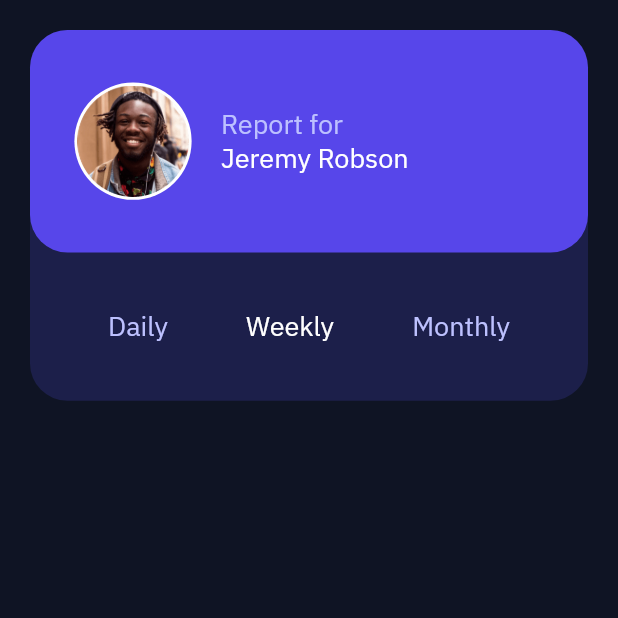
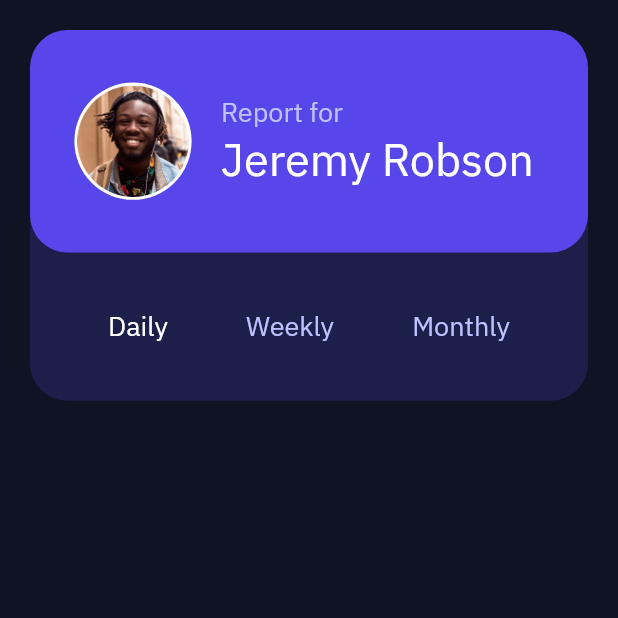
Before and after one commit to MOUKZ/tracker_test, a Flutter app: the screen it shows after launch, on a phone screen of 412 x 824 dp, the top half of it. Run offline on Flutter 3.47's test engine with Material 2 defaults, Android fonts, the light colour scheme and no system bars; our stand-ins replace bot_toast, equatable, flutter_bloc, flutter_svg, responsive_builder; network calls fail.

Commit message:
finish ui

```diff
--- a/lib/persentation/pages/home_page.dart
+++ b/lib/persentation/pages/home_page.dart
@@ -22,7 +22,9 @@ class HomePage extends StatelessWidget {
           );
         }
         if (sizingInformation.deviceScreenType == DeviceScreenType.watch) {
-          return Container(color: Colors.red);
+          return MobileHomeScreen(
+            size: sizingInformation.screenSize,
+          );
         }
         if (sizingInformation.deviceScreenType == DeviceScreenType.tablet) {
           return DiskTopHomeScreen(
--- a/lib/persentation/screens/disktop/disktop_hoem_screen.dart
+++ b/lib/persentation/screens/disktop/disktop_hoem_screen.dart
@@ -36,6 +36,10 @@ class DiskTopHomeScreen extends StatelessWidget {
                 children: [
                   NameCardDiskTopWidget(
                     size: size,
+                    isDay: (state is DataLoadedState) ? state.isDaily : true,
+                    isMonth:
+                        (state is DataLoadedState) ? state.isMonthly : false,
+                    isWeek: (state is DataLoadedState) ? state.isWeekly : false,
                   ),
                   Expanded(
                     child: GridView.builder(
--- a/lib/persentation/screens/mobile/mobile_home_screen.dart
+++ b/lib/persentation/screens/mobile/mobile_home_screen.dart
@@ -37,6 +37,10 @@ class MobileHomeScreen extends StatelessWidget {
                 children: [
                   NameCardWidget(
                     size: size,
+                    isDay: (state is DataLoadedState) ? state.isDaily : true,
+                    isMonth:
+                        (state is DataLoadedState) ? state.isMonthly : false,
+                    isWeek: (state is DataLoadedState) ? state.isWeekly : false,
                   ),
                   ListView.builder(
                     scrollDirection: MediaQuery.of(context).orientation ==
--- a/lib/persentation/widgets/name_carf_widget.dart
+++ b/lib/persentation/widgets/name_carf_widget.dart
@@ -8,7 +8,13 @@ class NameCardWidget extends StatelessWidget {
   const NameCardWidget({
     Key? key,
     required this.size,
+    required this.isDay,
+    required this.isWeek,
+    required this.isMonth,
   }) : super(key: key);
+  final bool isDay;
+  final bool isWeek;
+  final bool isMonth;
 
   @override
   Widget build(BuildContext context) {
@@ -79,7 +85,8 @@ class NameCardWidget extends StatelessWidget {
                         ),
                         Text(
                           "Jeremy Robson",
-                          style: TextStyle(color: AppColors.selectedText),
+                          style: TextStyle(
+                              color: AppColors.selectedText, fontSize: 30),
                         ),
                       ],
                     ),
@@ -97,18 +104,24 @@ class NameCardWidget extends StatelessWidget {
                     onTap: () {
                       BlocProvider.of<ActivityBloc>(context).add(DailyEvent());
                     },
-                    child: const Text(
+                    child: Text(
                       'Daily',
-                      style: TextStyle(color: AppColors.unSelectedText),
+                      style: TextStyle(
+                          color: isDay
+                              ? AppColors.selectedText
+                              : AppColors.unSelectedText),
                     ),
                   ),
                   InkWell(
                     onTap: () {
                       BlocProvider.of<ActivityBloc>(context).add(WeeklyEvent());
                     },
-                    child: const Text(
+                    child: Text(
                       'Weekly',
-                      style: TextStyle(color: AppColors.selectedText),
+                      style: TextStyle(
+                          color: isWeek
+                              ? AppColors.selectedText
+                              : AppColors.unSelectedText),
                     ),
                   ),
                   InkWell(
@@ -116,9 +129,12 @@ class NameCardWidget extends StatelessWidget {
                       BlocProvider.of<ActivityBloc>(context)
                           .add(MonthlyEvent());
                     },
-                    child: const Text(
+                    child: Text(
                       'Monthly',
-                      style: TextStyle(color: AppColors.unSelectedText),
+                      style: TextStyle(
+                          color: isMonth
+                              ? AppColors.selectedText
+                              : AppColors.unSelectedText),
                     ),
                   ),
                 ],
```
Also changed, not shown: lib/persentation/widgets/activity_card.dart (+12 -2 lines), lib/persentation/widgets/activity_card_disktop.dart (+10 -2 lines), lib/persentation/widgets/name_card_disktop_widget.dart (+23 -8 lines).
